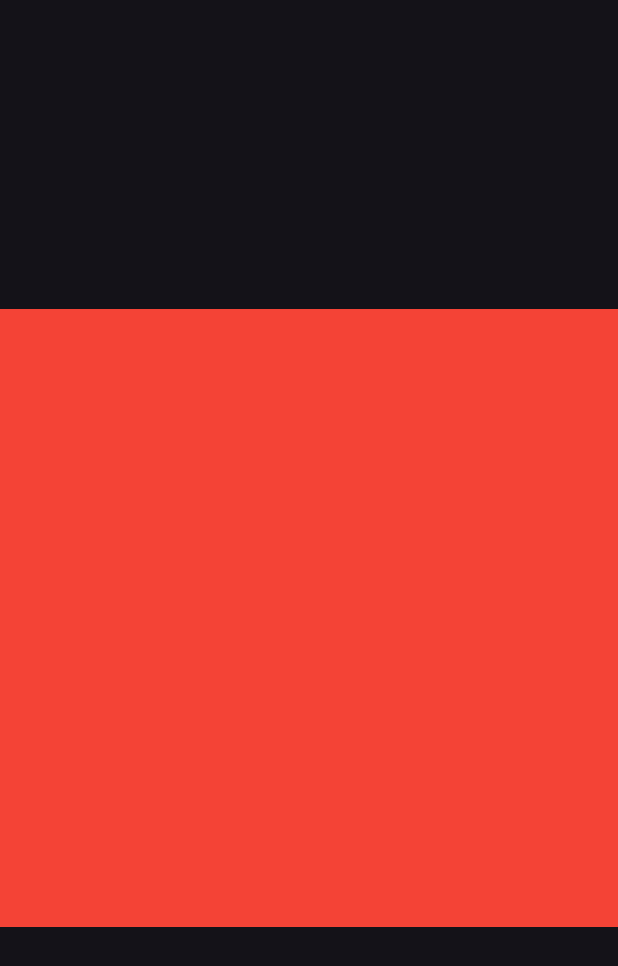
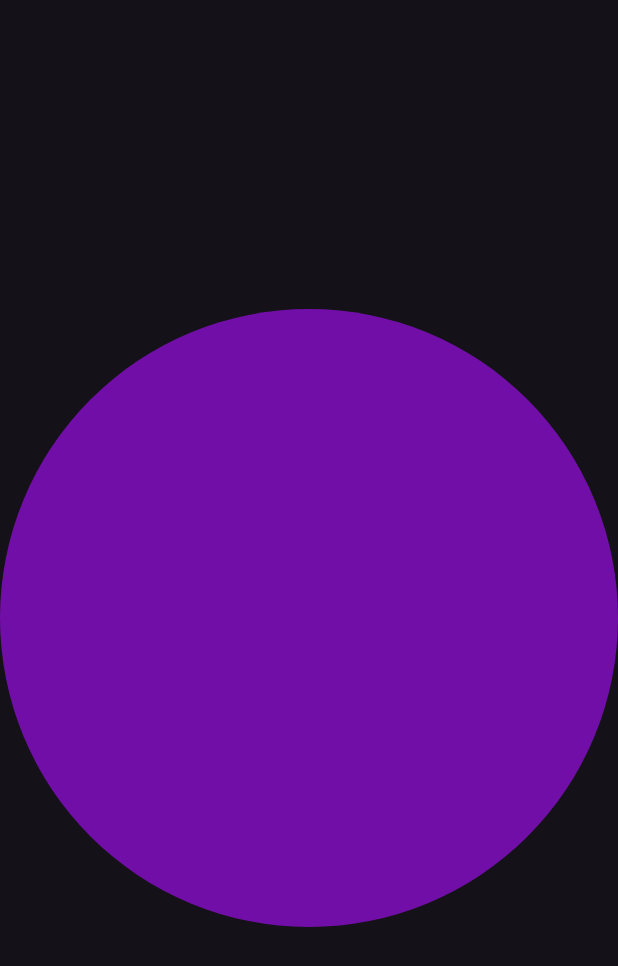
Before and after one commit to rabiaryal/flutter_animations_024, a Flutter app: the screen it shows after launch, on a phone screen of 412 x 824 dp. Shown: the top 966 px of the screen. Run offline on Flutter 3.47's test engine with Material 3 defaults, Android fonts, the phone set to English and light mode, and no system bars.

Commit message:
finally it works

```diff
--- a/lib/animations/colortweenanm.dart
+++ b/lib/animations/colortweenanm.dart
@@ -1,4 +1,10 @@
 import 'package:flutter/material.dart';
+import 'dart:math' as math;
+import 'dart:developer' as devtools show log;
+
+extension Log on Object {
+  void log() => devtools.log(toString());
+}
 
 class TweenColorAnm extends StatefulWidget {
   const TweenColorAnm({super.key});
@@ -16,10 +22,7 @@ class CircleClipper extends CustomClipper<Path> {
         center: Offset(size.width / 2, size.height / 2),
         radius: size.width / 2);
 
-    path.addOval(Rect.fromCircle(
-      center: Offset(size.width / 2, size.height / 2),
-      radius: size.width / 2,
-    ));
+    path.addOval(rect);
 
     return path;
   }
@@ -28,16 +31,47 @@ class CircleClipper extends CustomClipper<Path> {
   bool shouldReclip(covariant CustomClipper<Path> oldClipper) => false;
 }
 
+Color getRandomColor() => Color(
+      0xFF000000 +
+          math.Random().nextInt(
+            0x00FFFFFF,
+          ),
+    );
+
 class _TweenColorAnmState extends State<TweenColorAnm> {
+  var _color = getRandomColor();
   @override
   Widget build(BuildContext context) {
     return Scaffold(
       body: Center(
         child: ClipPath(
-          child: Container(
-            width: MediaQuery.of(context).size.width,
-            height: MediaQuery.of(context).size.width,
-            color: Colors.red,
+          clipper: CircleClipper(),
+          child: TweenAnimationBuilder(
+            tween: ColorTween(
+              begin: getRandomColor(),
+              end: _color,
+            ),
+            onEnd: () {
+              setState(() {
+                _color = getRandomColor();
+              });
+            },
+            duration: const Duration(seconds: 1),
+            builder: (context, Color? color, child) {
+              'Color Changed'.log();
+              return ColorFiltered(
+                colorFilter: ColorFilter.mode(
+                  color!,
+                  BlendMode.srcATop,
+                ),
+                child: child,
+              );
+            },
+            child: Container(
+              width: MediaQuery.of(context).size.width,
+              height: MediaQuery.of(context).size.width,
+              color: Colors.red,
+            ),
           ),
         ),
       ),
```
